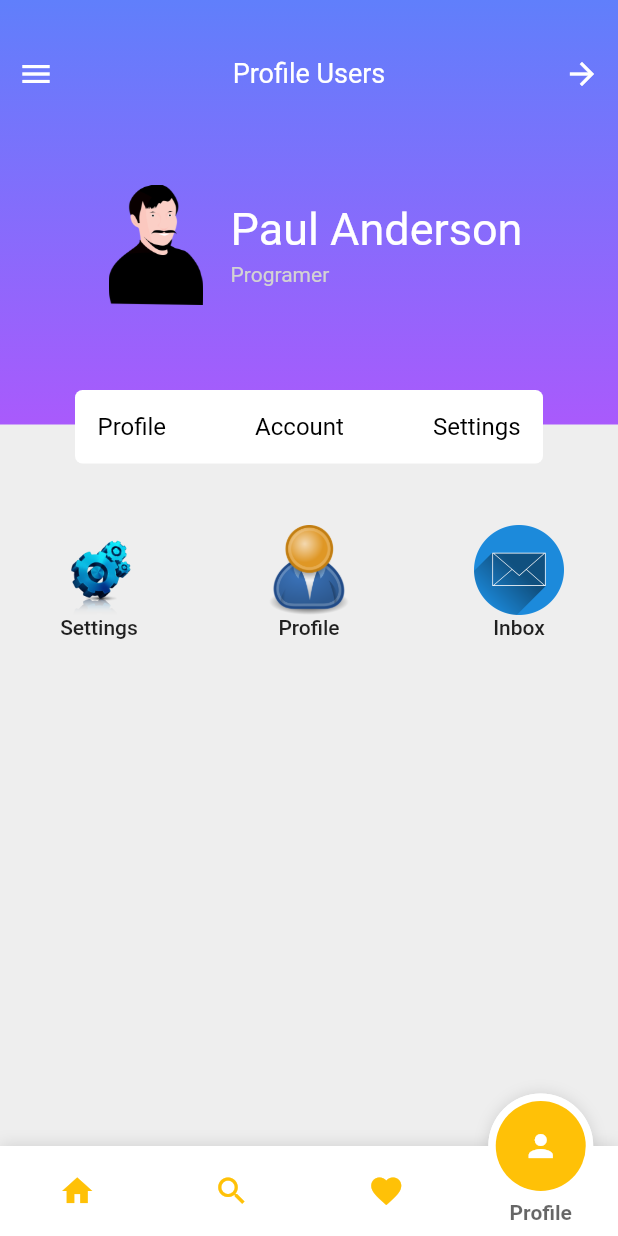
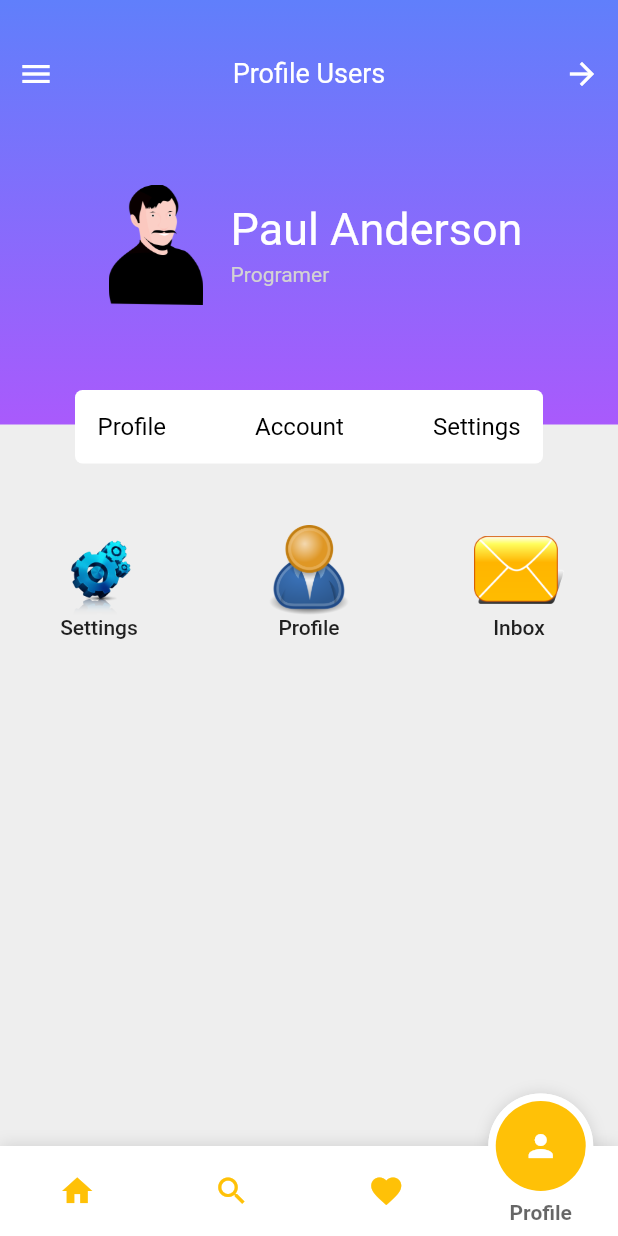
Before and after one commit to Thanayut-Dev/Customer-Flutterapp, a Flutter app: the screen it shows after launch, item 4 of the bottom bar chosen, on a phone screen of 412 x 824 dp. Run offline on Flutter 3.47's test engine with Material 2 defaults, Android fonts, the phone set to English and light mode, and no system bars; drawn by our look-alikes of fancy_bottom_navigation; our stand-ins replace carousel_slider; Roboto replaces fonts that are missing (ralewaymedium).

Commit message:
profile setting

```diff
--- a/lib/component/Profilepage/SettingPage.dart
+++ b/lib/component/Profilepage/SettingPage.dart
@@ -200,7 +200,7 @@ Widget buttonIcon(BuildContext context) => Positioned(
                 child: Column(
                   children: <Widget>[
                     Image.asset(
-                      'assets/icons/Inbox-2.png',
+                      'assets/icons/Inbox-1.png',
                       height: 60,
                       width: 60,
                     ),
```
